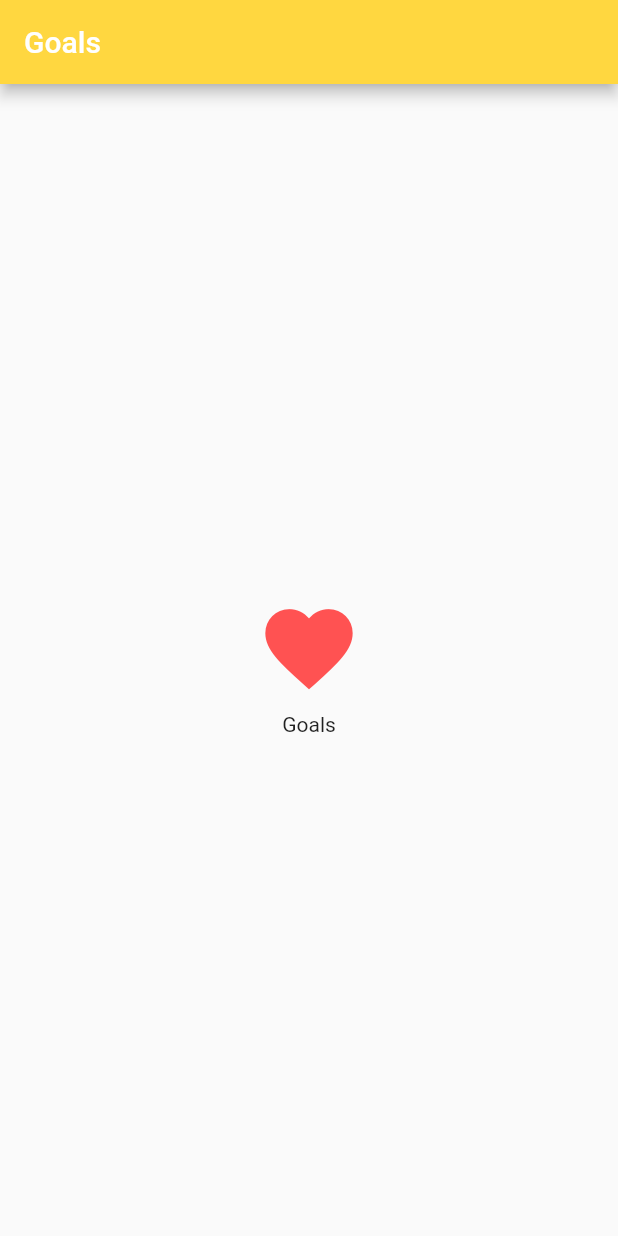
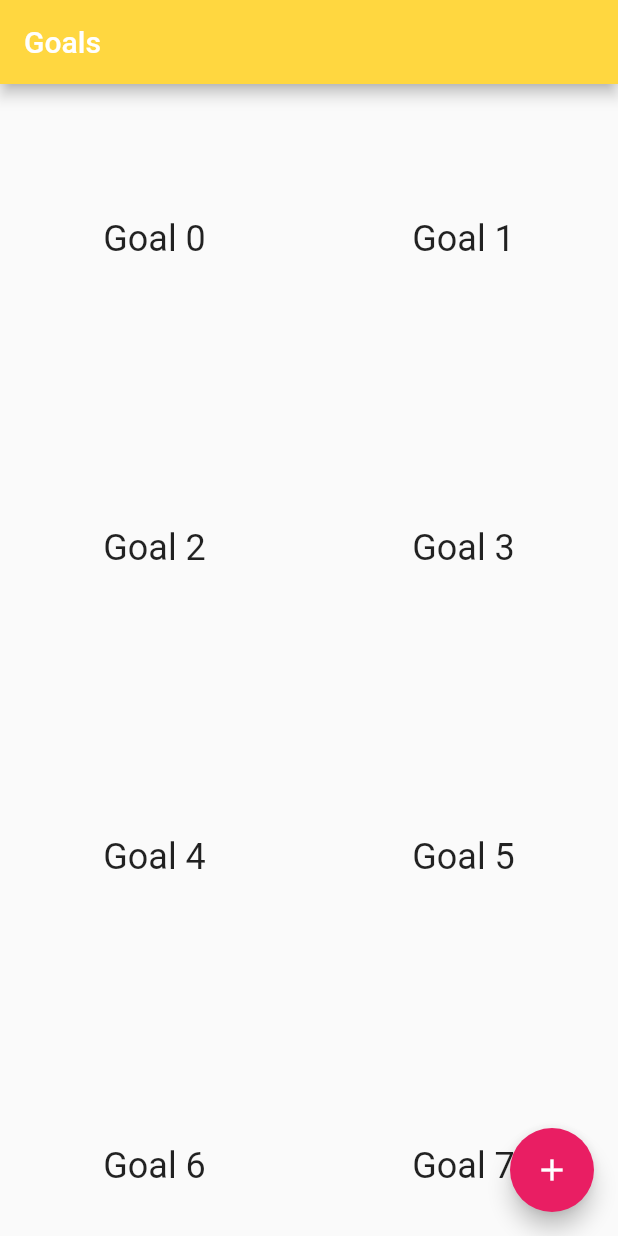
Before and after one commit to Jiinngerbread/TATAJ_MOBILE, a Flutter app: the Goals screen opened directly, on a phone screen of 412 x 824 dp. Run offline on Flutter 3.47's test engine with Material 2 defaults, Android fonts, the phone set to English and light mode, and no system bars.

Commit message:
added goals Grid

```diff
--- a/split/lib/main.dart
+++ b/split/lib/main.dart
@@ -36,9 +36,9 @@ void main() {
 
           body: TabBarView(
             children: [
+              Dashboard(),
+              Goals(),
               Profile(),
-              Goals(),
-              Dashboard(),
             ],
           ),
 
--- a/split/lib/screens/goals.dart
+++ b/split/lib/screens/goals.dart
@@ -1,25 +1,23 @@
 import 'package:flutter/material.dart';
+import 'package:access/shared/goal_grid.dart';
 
 class Goals extends StatelessWidget {
   @override
   Widget build(BuildContext context) {
-    return new Scaffold(
-      appBar: new AppBar(title: new Text("Goals"), backgroundColor: Colors.amberAccent),
-      body: new Container(
-        child: new Center(
-          child: new Column(
-            mainAxisAlignment: MainAxisAlignment.center,
-            children: <Widget>[
-              new IconButton(
-                icon: new Icon(Icons.favorite , color: Colors.redAccent),
-                iconSize: 70.0,
-                onPressed: null
-              ),
-              new Text("Goals")
-            ]
-          )
+    return Scaffold(
+      appBar:  AppBar(title:  Text("Goals"), backgroundColor: Colors.amberAccent),
+      body:  Container(
+        child:  Center(
+          child:  GoalGrid()
         )
-      )
+      ),
+      floatingActionButton: FloatingActionButton(
+       onPressed: () {
+         Navigator.of(context).pushNamed("/Goals");
+        },
+      child: Icon(Icons.add),
+      backgroundColor: Colors.pink,
+    ),
     );
   }
 }
--- /dev/null
+++ b/split/lib/shared/goal_grid.dart
@@ -0,0 +1,23 @@
+import 'package:flutter/material.dart';
+
+class GoalGrid extends StatelessWidget {
+  @override
+  Widget build(BuildContext context) {
+    final title = 'Grid List';
+
+    return GridView.count(
+          // Create a grid with 2 columns. If you change the scrollDirection to
+          // horizontal, this produces 2 rows.
+          crossAxisCount: 2,
+          // Generate 100 widgets that display their index in the List.
+          children: List.generate(100, (index) {
+            return Center(
+              child: Text(
+                'Goal $index',
+                style: Theme.of(context).textTheme.headline,
+              ),
+            );
+          }),
+        );
+  }
+}
```
Also changed, not shown: split/lib/screens/dashboard.dart (+9 -2 lines), split/lib/screens/goal_single.dart (+2 -7 lines), split/lib/screens/profile.dart (+2 -12 lines).
